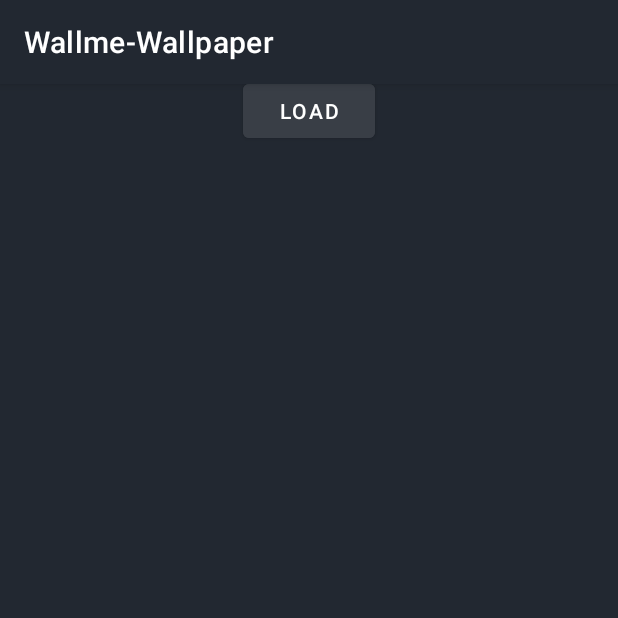
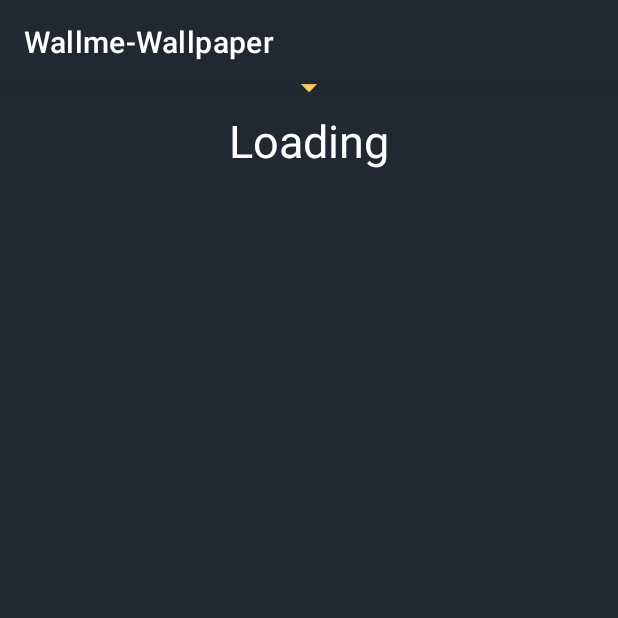
Before and after one commit to ahmed-tasaly/WallMe-Wallpaper, an Android app: the fragment Reddit_posts shown on its own in the app's theme, on a phone screen of 412 x 824 dp, the top half of it. Run offline under Robolectric (Android 15) with nearby library versions, the phone set to English and light mode, and no system bars.

Commit message:
making the app more sfw

```diff
--- a/app/src/main/java/com/alaory/wallmewallpaper/Reddit_Api.kt
+++ b/app/src/main/java/com/alaory/wallmewallpaper/Reddit_Api.kt
@@ -124,7 +124,8 @@
                     try{
                         val subredditlist = JSONObject(response.body!!.string()).getJSONObject("data").getJSONArray("children");
                         for(i in 0 until  subredditlist.length()){
-                            if(subredditlist.getJSONObject(i).getJSONObject("data").getString("display_name").lowercase().contains("nsfw") || subredditlist.getJSONObject(i).getJSONObject("data").getString("display_name").lowercase().contains("adult"))
+                            val displayname = subredditlist.getJSONObject(i).getJSONObject("data").getString("display_name").lowercase();
+                            if(displayname.contains("nsfw") || displayname.contains("adult") || displayname.contains("gay") || displayname.contains("lgbt") || displayname.contains("lgb"))
                                 continue;
                             subredditsNames += subredditlist.getJSONObject(i).getJSONObject("data").getString("display_name");
                         }
--- a/app/src/main/java/com/alaory/wallmewallpaper/Reddit_posts.kt
+++ b/app/src/main/java/com/alaory/wallmewallpaper/Reddit_posts.kt
@@ -27,10 +27,11 @@
     var textloading: TextView? = null;
     var buttonLoading: Button? =null;
 
+    var appfirstneedLoading = false;
+
     companion object{
          var firsttime = true;
          var userHitSave = false;
-        var appfirstneedLoading = false;
     }
 
 
@@ -91,6 +92,7 @@
             buttonLoading!!.visibility = View.GONE;
             imageloading!!.visibility = View.VISIBLE;
             textloading!!.visibility = View.VISIBLE;
+            appfirstneedLoading = false;
         }
 
         if(appfirstneedLoading){
--- a/app/src/main/res/layout/postlist_mainwindow.xml
+++ b/app/src/main/res/layout/postlist_mainwindow.xml
@@ -5,6 +5,7 @@
     android:layout_height="match_parent"
     android:background="@color/Background"
     tools:context=".Reddit_posts">
+
 
     <androidx.recyclerview.widget.RecyclerView
         android:id="@+id/fragmentrec"
--- a/app/src/main/res/values/styles.xml
+++ b/app/src/main/res/values/styles.xml
@@ -9,5 +9,12 @@
         <item name="android:backgroundDimEnabled">true</item>
         <item name="android:background">@android:color/transparent</item>
     </style>
+    <style name="Dialog_first" parent="Theme.AppCompat.DayNight.Dialog.Alert">
+        <item name="android:layoutDirection">ltr</item>
+        <item name="android:textColor">@color/white</item>
+        <item name="android:textColorPrimary">@color/Selected</item>
+        <item name="android:colorAccent">@color/white</item>
+        <item name="backgroundTint">@color/Background</item>
+    </style>
 
 </resources>
```
Also changed, not shown: app/src/main/java/com/alaory/wallmewallpaper/MainActivity.kt (+24 -2 lines), app/src/main/java/com/alaory/wallmewallpaper/wallhaven_posts.kt (+5 -4 lines).
